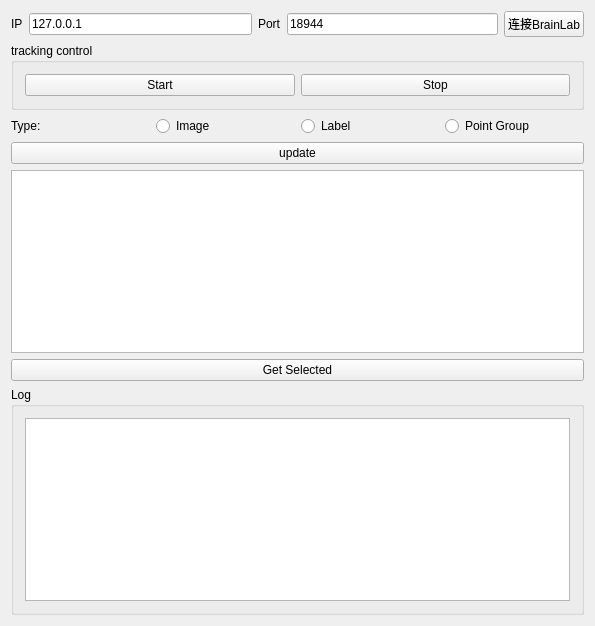
Before: the Qt Designer form VisualBrainLabClientWidget.ui in QTCode/VisualIGTClient, drawn with Qt 5.
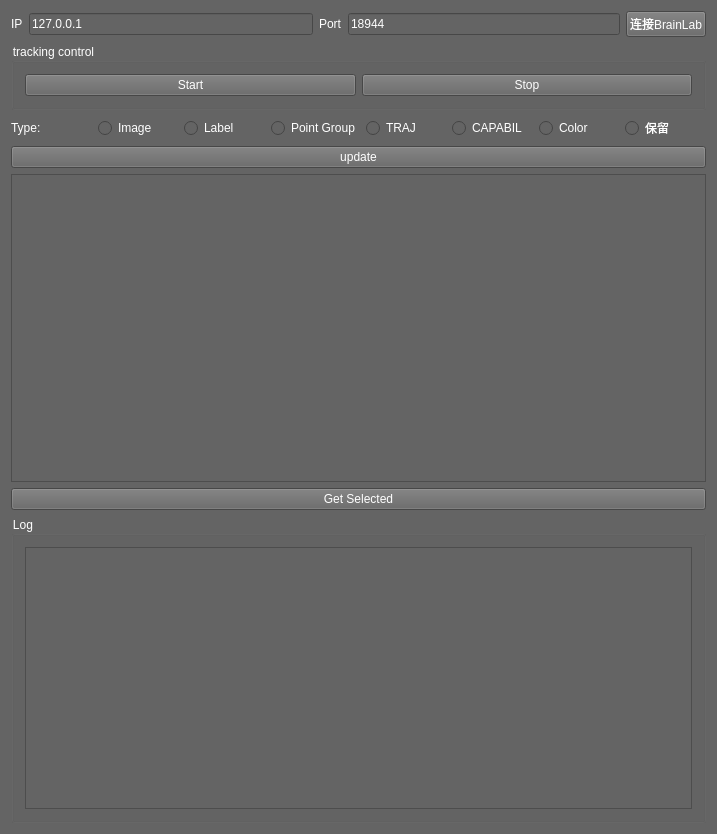
After: the same form once the commit is applied.

What changed in the file:
```diff
--- a/VisualBrainLabClientWidget.ui
+++ b/VisualBrainLabClientWidget.ui
@@ -6,12 +6,17 @@
    <rect>
     <x>0</x>
     <y>0</y>
-    <width>595</width>
-    <height>626</height>
+    <width>717</width>
+    <height>834</height>
    </rect>
   </property>
   <property name="windowTitle">
-   <string>IGTLinkClinet</string>
+   <string>BrainLabClient</string>
+  </property>
+  <property name="styleSheet">
+   <string notr="true">background-color: rgb(100, 100, 100);
+font: 8pt &quot;MS Shell Dlg 2&quot;;
+color: rgb(255, 255, 255);</string>
   </property>
   <layout class="QVBoxLayout" name="verticalLayout_2">
    <item>
@@ -114,6 +119,34 @@
        </property>
       </widget>
      </item>
+     <item>
+      <widget class="QRadioButton" name="typeTRAJRBtn">
+       <property name="text">
+        <string>TRAJ</string>
+       </property>
+      </widget>
+     </item>
+     <item>
+      <widget class="QRadioButton" name="typeCAPRBtn">
+       <property name="text">
+        <string>CAPABIL</string>
+       </property>
+      </widget>
+     </item>
+     <item>
+      <widget class="QRadioButton" name="typeColorRBtn">
+       <property name="text">
+        <string>Color</string>
+       </property>
+      </widget>
+     </item>
+     <item>
+      <widget class="QRadioButton" name="typePointRBtn_4">
+       <property name="text">
+        <string>保留</string>
+       </property>
+      </widget>
+     </item>
     </layout>
    </item>
    <item>
@@ -124,7 +157,13 @@
     </widget>
    </item>
    <item>
-    <widget class="QTableWidget" name="tableWidget"/>
+    <widget class="QTableWidget" name="tableWidget">
+     <property name="styleSheet">
+      <string notr="true">background-color: rgb(100, 100, 100);
+selection-color: rgb(100, 100, 100);
+color: rgb(255, 255, 255);</string>
+     </property>
+    </widget>
    </item>
    <item>
     <widget class="QPushButton" name="getSelectedItemBtn">
```
